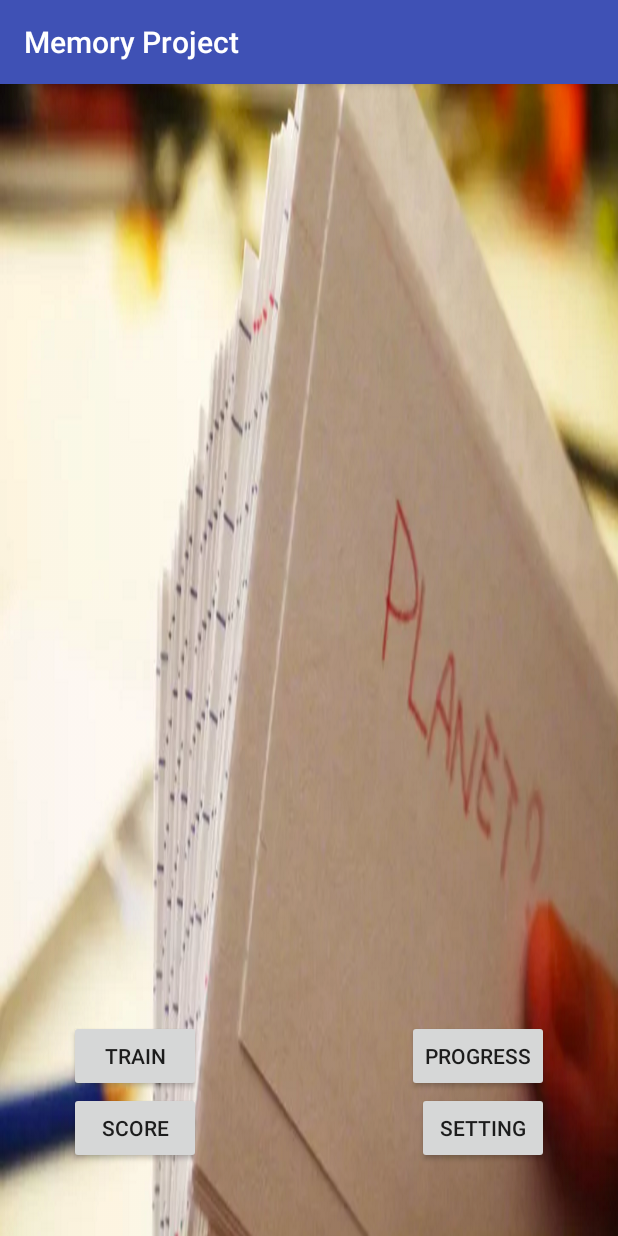
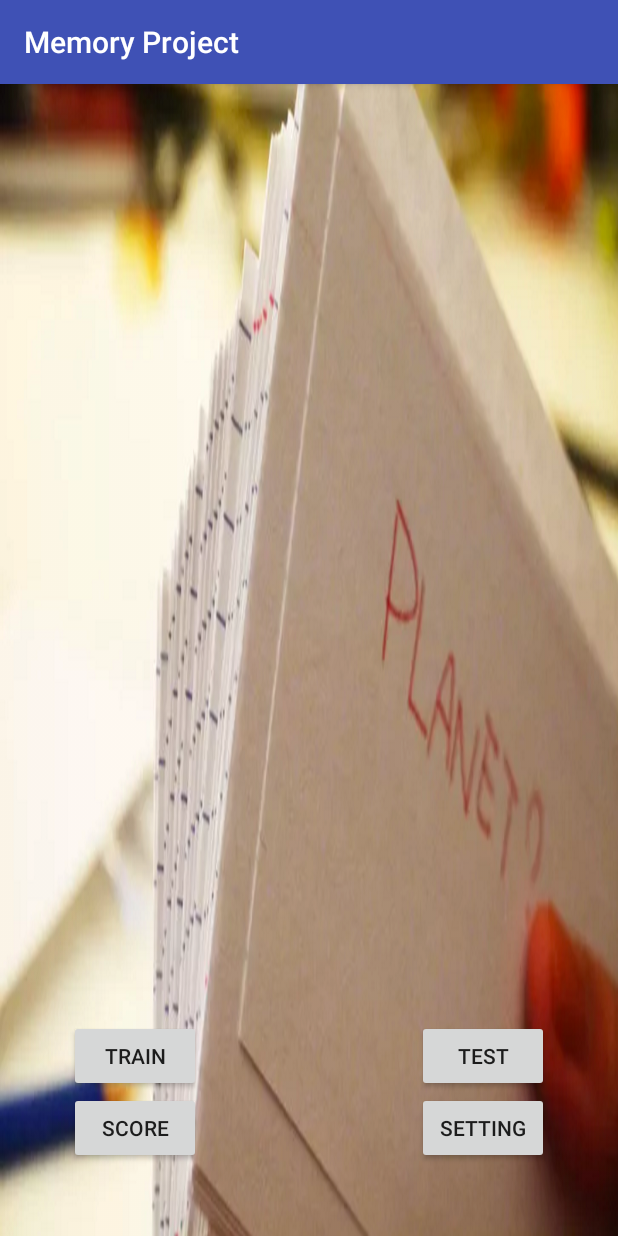
Before and after one commit to MemoryGroup/442repo, an Android app: the screen it shows after launch (MainActivity), on a phone screen of 412 x 824 dp. Run offline under Robolectric (Android 15) with nearby library versions, the phone set to English and light mode, and no system bars; Roboto replaces fonts that are not available here; 1 statement that could not run was skipped.

Commit message:
change PROGRESS button into TEST

```diff
--- a/app/src/main/res/layout/activity_main.xml
+++ b/app/src/main/res/layout/activity_main.xml
@@ -26,14 +26,14 @@
     <Button
         android:layout_width="wrap_content"
         android:layout_height="wrap_content"
-        android:text="progress"
+        android:text="@string/test"
         android:id="@+id/button2"
         android:layout_alignTop="@+id/button"
         android:layout_alignParentRight="true"
         android:layout_alignParentEnd="true"
         android:layout_marginRight="30dp"
         android:nestedScrollingEnabled="false"
-        android:onClick="onHelpButtonClicked" />
+        android:onClick="onTestButtonClicked" />
 
     <Button
         android:layout_width="wrap_content"
```
Also changed, not shown: 1 other file.
